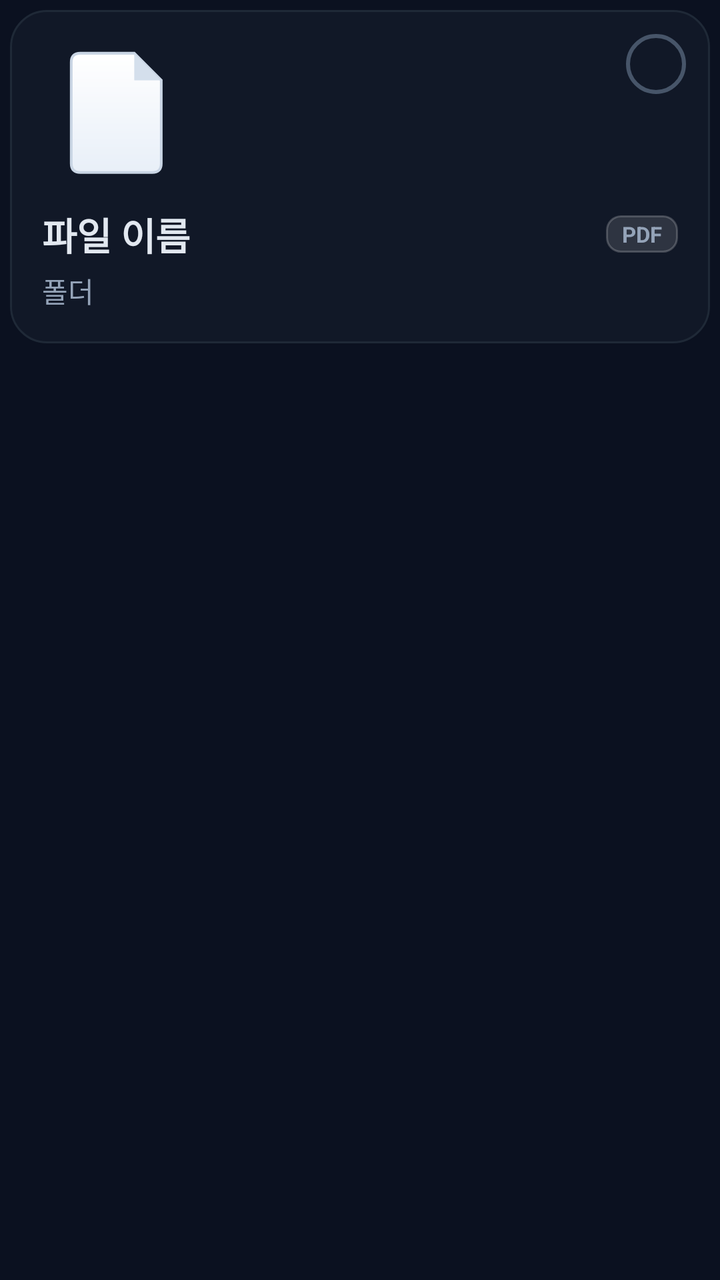
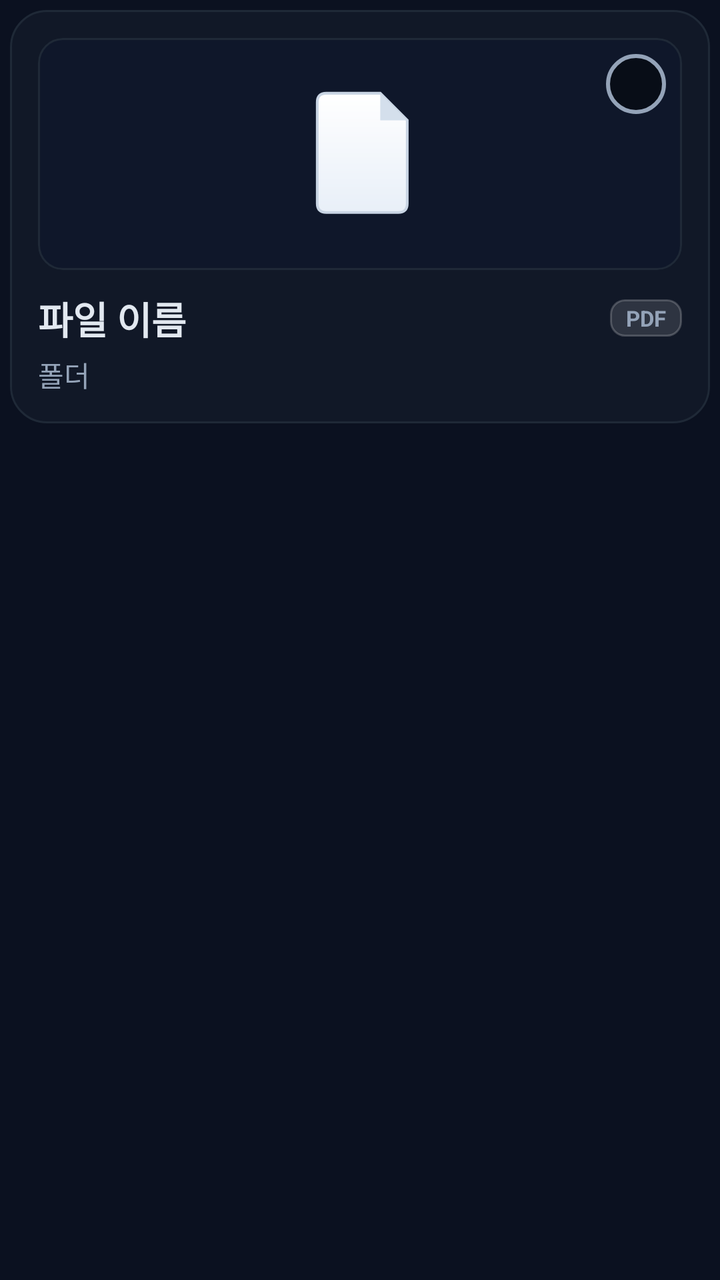

Before-and-after screenshots of an Android layout around one commit, followed by the original layout XML and the change that was made.
<!-- AndroidManifest.xml: application theme Theme.TabletFileManager -->
<!-- res/layout/item_file.xml -->
<?xml version="1.0" encoding="utf-8"?>
<FrameLayout xmlns:android="http://schemas.android.com/apk/res/android"
    android:layout_width="match_parent"
    android:layout_height="wrap_content"
    android:padding="5dp">

    <LinearLayout
        android:id="@+id/cardRoot"
        android:layout_width="match_parent"
        android:layout_height="wrap_content"
        android:background="@drawable/bg_card_selector"
        android:clickable="true"
        android:focusable="true"
        android:orientation="vertical"
        android:padding="16dp">

        <ImageView
            android:id="@+id/fileIcon"
            android:layout_width="72dp"
            android:layout_height="72dp"
            android:importantForAccessibility="no"
            android:scaleType="fitCenter"
            android:src="@drawable/ic_win_file" />

        <LinearLayout
            android:layout_width="match_parent"
            android:layout_height="wrap_content"
            android:layout_marginTop="10dp"
            android:baselineAligned="false"
            android:gravity="center_vertical"
            android:orientation="horizontal">

            <TextView
                android:id="@+id/fileName"
                android:layout_width="0dp"
                android:layout_height="wrap_content"
                android:layout_weight="1"
                android:ellipsize="middle"
                android:maxLines="2"
                android:text="파일 이름"
                android:textColor="@color/text_primary"
                android:textSize="19sp"
                android:textStyle="bold" />

            <TextView
                android:id="@+id/extPill"
                android:layout_width="wrap_content"
                android:layout_height="wrap_content"
                android:layout_marginStart="8dp"
                android:background="@drawable/bg_ext_pill"
                android:ellipsize="end"
                android:maxLines="1"
                android:paddingStart="8dp"
                android:paddingTop="2dp"
                android:paddingEnd="8dp"
                android:paddingBottom="2dp"
                android:text="PDF"
                android:textColor="@color/text_muted"
                android:textSize="11sp"
                android:textStyle="bold" />
        </LinearLayout>

        <TextView
            android:id="@+id/fileMeta"
            android:layout_width="match_parent"
            android:layout_height="wrap_content"
            android:layout_marginTop="4dp"
            android:ellipsize="end"
            android:maxLines="1"
            android:text="폴더"
            android:textColor="@color/text_muted"
            android:textSize="14sp" />
    </LinearLayout>

    <TextView
        android:id="@+id/checkBox"
        android:layout_width="30dp"
        android:layout_height="30dp"
        android:layout_gravity="top|end"
        android:layout_marginTop="12dp"
        android:layout_marginEnd="12dp"
        android:background="@drawable/bg_check_off"
        android:clickable="true"
        android:focusable="true"
        android:gravity="center"
        android:text=""
        android:textColor="@color/white"
        android:textSize="16sp"
        android:textStyle="bold" />
</FrameLayout>
<!-- resources referenced by this layout -->
<resources>
  <color name="text_muted">#94A3B8</color>
  <color name="text_primary">#E2E8F0</color>
  <color name="white">#FFFFFF</color>
  <!-- drawable bg_check_off (drawable) -->
  <?xml version="1.0" encoding="utf-8"?>
  <shape xmlns:android="http://schemas.android.com/apk/res/android"
      android:shape="oval">
      <solid android:color="#00000000" />
      <stroke
          android:width="2dp"
          android:color="#475569" />
  </shape>
  <!-- drawable bg_ext_pill (drawable) -->
  <?xml version="1.0" encoding="utf-8"?>
  <shape xmlns:android="http://schemas.android.com/apk/res/android"
      android:shape="rectangle">
      <solid android:color="#1FFFFFFF" />
      <stroke
          android:width="1dp"
          android:color="#33FFFFFF" />
      <corners android:radius="7dp" />
  </shape>
  <style name="Theme.TabletFileManager" parent="Theme.AppCompat.NoActionBar">
          <item name="colorPrimary">@color/accent</item>
          <item name="colorPrimaryDark">@color/bg</item>
          <item name="colorAccent">@color/accent</item>
          <item name="android:windowBackground">@color/bg</item>
          <item name="android:statusBarColor">@color/bg</item>
          <item name="android:navigationBarColor">@color/bg</item>
          <item name="android:textColorPrimary">@color/text_primary</item>
          <item name="android:textColorSecondary">@color/text_muted</item>
          <item name="android:textColorHint">@color/text_muted</item>
      </style>
  <color name="accent_deep">#12244A</color>
  <color name="accent">#3B82F6</color>
  <color name="panel_border">#1F2937</color>
  <color name="panel">#111827</color>
  <color name="bg">#0B1120</color>
  <!-- unchanged entries left out for length: 2 -->
</resources>

<!-- the commit's change to res/layout/item_file.xml (unified diff, before → after) -->
@@ -12,15 +12,42 @@
         android:clickable="true"
         android:focusable="true"
         android:orientation="vertical"
-        android:padding="16dp">
+        android:padding="14dp">
 
-        <ImageView
-            android:id="@+id/fileIcon"
-            android:layout_width="72dp"
-            android:layout_height="72dp"
-            android:importantForAccessibility="no"
-            android:scaleType="fitCenter"
-            android:src="@drawable/ic_win_file" />
+        
+        <FrameLayout
+            android:id="@+id/previewBox"
+            android:layout_width="match_parent"
+            android:layout_height="116dp"
+            android:background="@drawable/bg_thumb"
+            android:clipToOutline="true">
+
+            <ImageView
+                android:id="@+id/fileIcon"
+                android:layout_width="72dp"
+                android:layout_height="72dp"
+                android:layout_gravity="center"
+                android:importantForAccessibility="no"
+                android:scaleType="fitCenter"
+                android:src="@drawable/ic_win_file" />
+
+            <ImageView
+                android:id="@+id/thumbImage"
+                android:layout_width="match_parent"
+                android:layout_height="match_parent"
+                android:importantForAccessibility="no"
+                android:scaleType="centerCrop"
+                android:visibility="gone" />
+
+            <ImageView
+                android:id="@+id/playBadge"
+                android:layout_width="46dp"
+                android:layout_height="46dp"
+                android:layout_gravity="center"
+                android:importantForAccessibility="no"
+                android:src="@drawable/bg_play_badge"
+                android:visibility="gone" />
+        </FrameLayout>
 
         <LinearLayout
             android:layout_width="match_parent"
@@ -77,8 +104,8 @@
         android:layout_width="30dp"
         android:layout_height="30dp"
         android:layout_gravity="top|end"
-        android:layout_marginTop="12dp"
-        android:layout_marginEnd="12dp"
+        android:layout_marginTop="22dp"
+        android:layout_marginEnd="22dp"
         android:background="@drawable/bg_check_off"
         android:clickable="true"
         android:focusable="true"
<!-- resource entries referenced after the edit -->
@@ -7,10 +7,10 @@
   <?xml version="1.0" encoding="utf-8"?>
   <shape xmlns:android="http://schemas.android.com/apk/res/android"
       android:shape="oval">
-      <solid android:color="#00000000" />
+      <solid android:color="#73000000" />
       <stroke
           android:width="2dp"
-          android:color="#475569" />
+          android:color="#94A3B8" />
   </shape>
   <!-- drawable bg_ext_pill (drawable) -->
   <?xml version="1.0" encoding="utf-8"?>
@@ -21,6 +21,34 @@
           android:width="1dp"
           android:color="#33FFFFFF" />
       <corners android:radius="7dp" />
+  </shape>
+  <!-- drawable bg_play_badge (drawable) -->
+  <?xml version="1.0" encoding="utf-8"?>
+  <layer-list xmlns:android="http://schemas.android.com/apk/res/android">
+      <item>
+          <shape android:shape="oval">
+              <solid android:color="#8C000000" />
+              <stroke
+                  android:width="1.5dp"
+                  android:color="#B3FFFFFF" />
+          </shape>
+      </item>
+      <item
+          android:drawable="@drawable/ic_play_triangle"
+          android:bottom="11dp"
+          android:left="13dp"
+          android:right="10dp"
+          android:top="11dp" />
+  </layer-list>
+  <!-- drawable bg_thumb (drawable) -->
+  <?xml version="1.0" encoding="utf-8"?>
+  <shape xmlns:android="http://schemas.android.com/apk/res/android"
+      android:shape="rectangle">
+      <solid android:color="@color/panel_alt" />
+      <stroke
+          android:width="1dp"
+          android:color="@color/panel_border" />
+      <corners android:radius="12dp" />
   </shape>
   <style name="Theme.TabletFileManager" parent="Theme.AppCompat.NoActionBar">
           <item name="colorPrimary">@color/accent</item>
@@ -37,6 +65,18 @@
   <color name="accent">#3B82F6</color>
   <color name="panel_border">#1F2937</color>
   <color name="panel">#111827</color>
+  <!-- drawable ic_play_triangle (drawable) -->
+  <?xml version="1.0" encoding="utf-8"?>
+  <vector xmlns:android="http://schemas.android.com/apk/res/android"
+      android:width="24dp"
+      android:height="24dp"
+      android:viewportWidth="24"
+      android:viewportHeight="24">
+      <path
+          android:fillColor="#FFFFFF"
+          android:pathData="M8,5 L20,12 L8,19 Z" />
+  </vector>
+  <color name="panel_alt">#0F172A</color>
   <color name="bg">#0B1120</color>
   <!-- unchanged entries left out for length: 2 -->
 </resources>
